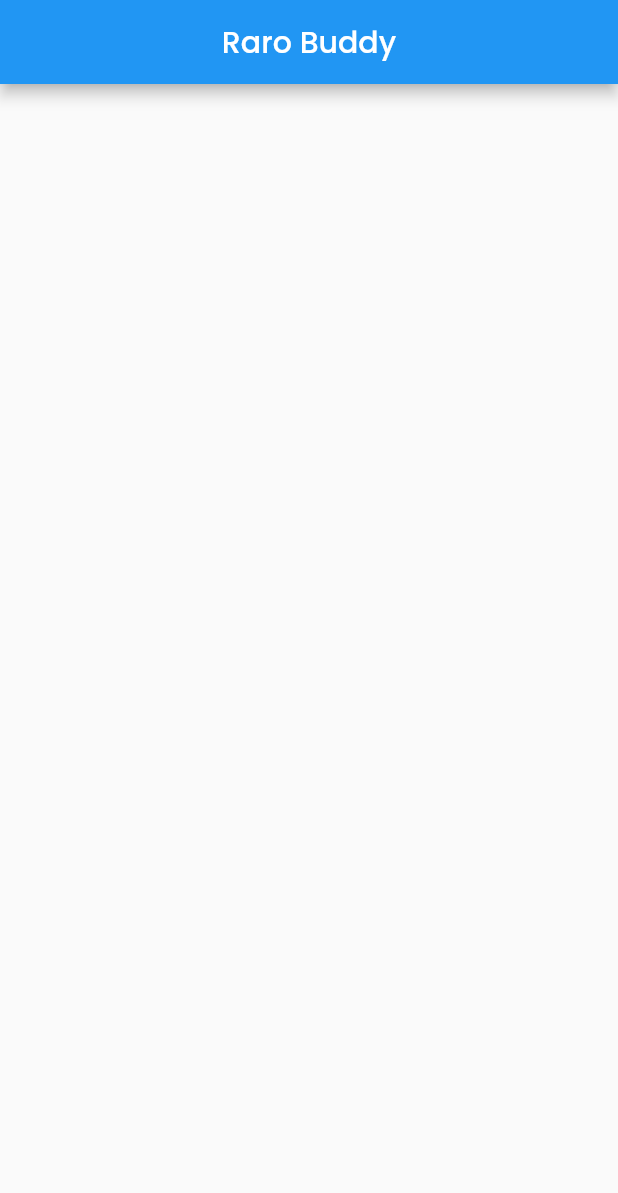
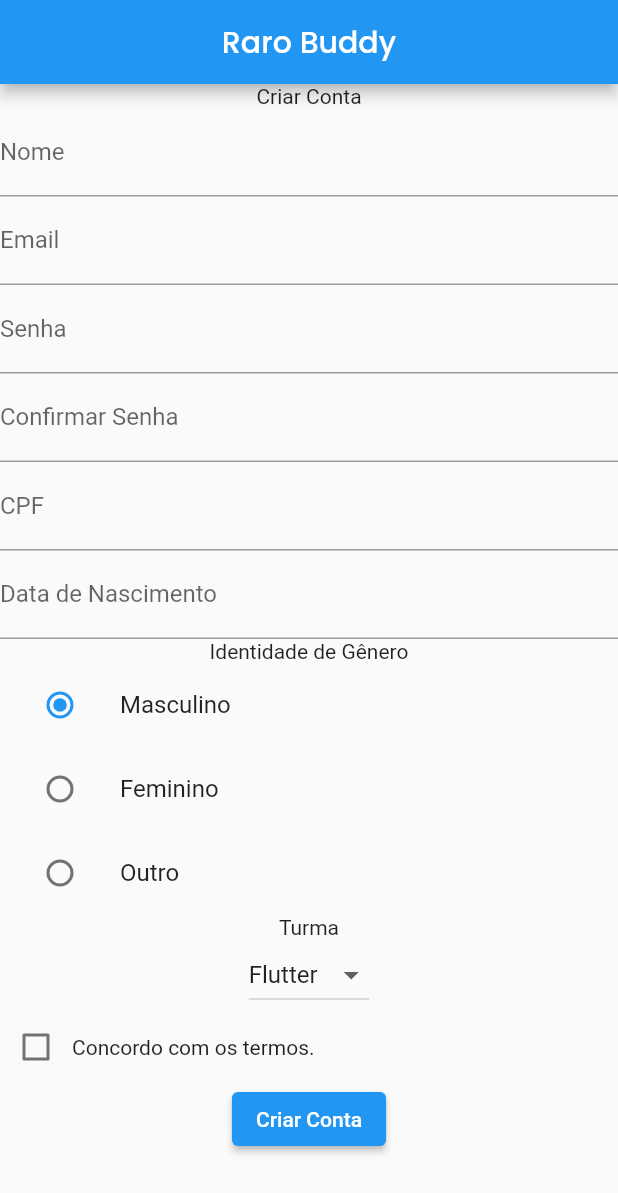
Before and after one commit to ericarodrigs/academy-semana-3, a Flutter app: the screen it shows after launch, on a phone screen of 412 x 824 dp. Shown: the top 1193 px of the screen. Run offline on Flutter 3.47's test engine with Material 2 defaults, Android fonts, the phone set to English and light mode, and no system bars; our stand-ins replace google_fonts.

Commit message:
building the layout without style

```diff
--- a/lib/home/home_page.dart
+++ b/lib/home/home_page.dart
@@ -9,6 +9,10 @@ class HomePage extends StatefulWidget {
 }
 
 class _HomePageState extends State<HomePage> {
+  GenderIdentity gender = GenderIdentity.masculino;
+  bool isChecked = false;
+  String dropdownValue = 'Flutter';
+
   @override
   Widget build(BuildContext context) {
     return Scaffold(
@@ -22,6 +26,98 @@ class _HomePageState extends State<HomePage> {
         ),
         centerTitle: true,
       ),
+      body: SingleChildScrollView(
+        child: Column(
+          children: [
+            Text('Criar Conta'),
+            TextFormField(
+              decoration: InputDecoration(labelText: 'Nome'),
+            ),
+            TextFormField(
+              decoration: InputDecoration(labelText: 'Email'),
+            ),
+            TextFormField(
+              decoration: InputDecoration(labelText: 'Senha'),
+            ),
+            TextFormField(
+              decoration: InputDecoration(labelText: 'Confirmar Senha'),
+            ),
+            TextFormField(
+              decoration: InputDecoration(labelText: 'CPF'),
+            ),
+            TextFormField(
+              decoration: InputDecoration(labelText: 'Data de Nascimento'),
+            ),
+            Text('Identidade de Gênero'),
+            ListTile(
+              title: const Text('Masculino'),
+              leading: Radio<GenderIdentity>(
+                value: GenderIdentity.masculino,
+                groupValue: gender,
+                onChanged: (GenderIdentity? genderSelected) {
+                  setState(() {
+                    gender = genderSelected!;
+                  });
+                },
+              ),
+            ),
+            ListTile(
+              title: const Text('Feminino'),
+              leading: Radio<GenderIdentity>(
+                value: GenderIdentity.feminino,
+                groupValue: gender,
+                onChanged: (GenderIdentity? genderSelected) {
+                  setState(() {
+                    gender = genderSelected!;
+                  });
+                },
+              ),
+            ),
+            ListTile(
+              title: const Text('Outro'),
+              leading: Radio<GenderIdentity>(
+                value: GenderIdentity.outro,
+                groupValue: gender,
+                onChanged: (GenderIdentity? genderSelected) {
+                  setState(() {
+                    gender = genderSelected!;
+                  });
+                },
+              ),
+            ),
+            Text('Turma'),
+            DropdownButton(
+                value: dropdownValue,
+                items: <String>['Flutter', 'NodeJS', 'QA']
+                    .map<DropdownMenuItem<String>>((String value) {
+                  return DropdownMenuItem<String>(
+                    value: value,
+                    child: Text(value),
+                  );
+                }).toList(),
+                onChanged: (String? newValue) {
+                  setState(() {
+                    dropdownValue = newValue!;
+                  });
+                }),
+            Row(
+              children: [
+                Checkbox(
+                    value: isChecked,
+                    onChanged: (value) {
+                      setState(() {
+                        isChecked = !isChecked;
+                      });
+                    }),
+                Text('Concordo com os termos.'),
+              ],
+            ),
+            ElevatedButton(onPressed: () {}, child: Text('Criar Conta')),
+          ],
+        ),
+      ),
     );
   }
 }
+
+enum GenderIdentity { masculino, feminino, outro }
--- a/lib/main.dart
+++ b/lib/main.dart
@@ -1,6 +1,4 @@
 import 'package:flutter/material.dart';
 import 'package:raro_buddy_group_4/app_widget.dart';
 
-void main() {
-  runApp(const AppWidget());
-}
+void main() => runApp(const AppWidget());
```
